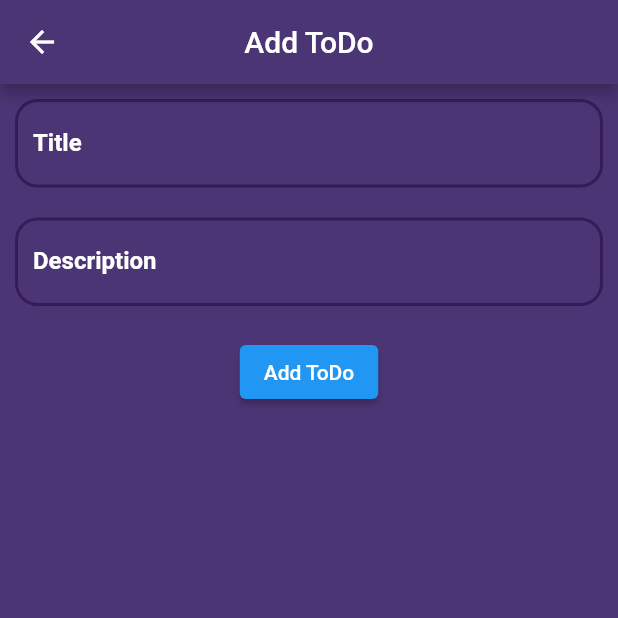
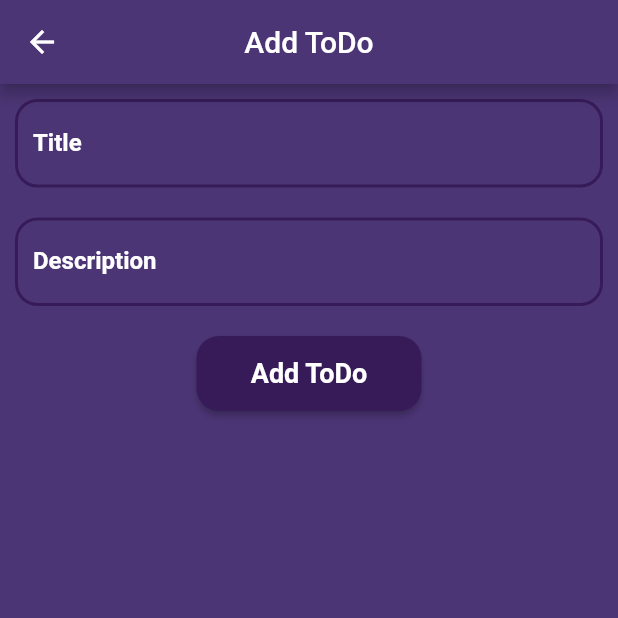
Before and after one commit to hamidghasemi1/ToDoList, a Flutter app: the screen it shows after launch, after a tap on the "add" icon, on a phone screen of 412 x 824 dp, the top half of it. Run offline on Flutter 3.47's test engine with Material 2 defaults, Android fonts, the phone set to English and light mode, and no system bars; our stand-ins replace hive, hive_flutter; accounts and stored records are empty.

Commit message:
Botton design

```diff
--- a/lib/screens/todo_screen.dart
+++ b/lib/screens/todo_screen.dart
@@ -97,7 +97,7 @@ class ToDoScreen extends StatelessWidget {
                 ),
               ),
             ),
-            const SizedBox(
+             const SizedBox(
               height: 20.0,
             ),
             ElevatedButton(
@@ -105,9 +105,23 @@ class ToDoScreen extends StatelessWidget {
                 onPressedBotton(title.text, desc.text, isDone);
                 Navigator.pop(context);
               },
-              child: type == 'Add'
-                  ? const Text('Add ToDo')
-                  : const Text('Update ToDo'),
+              style: ButtonStyle(
+                backgroundColor: MaterialStateProperty.all(kIconColor),
+                fixedSize: MaterialStateProperty.all(
+                  const Size(150, 50),
+                ),
+                shape: MaterialStateProperty.all<RoundedRectangleBorder>(
+                  RoundedRectangleBorder(
+                    borderRadius: BorderRadius.circular(15.0),
+                  ),
+                ),
+              ),
+              child: Text(type == 'Add'?'Add ToDo':'Update ToDo',
+              style:const TextStyle(
+                fontSize: 18.0,
+                fontWeight: FontWeight.bold,
+              ) ,
+              ),
             ),
           ],
         ),
```
